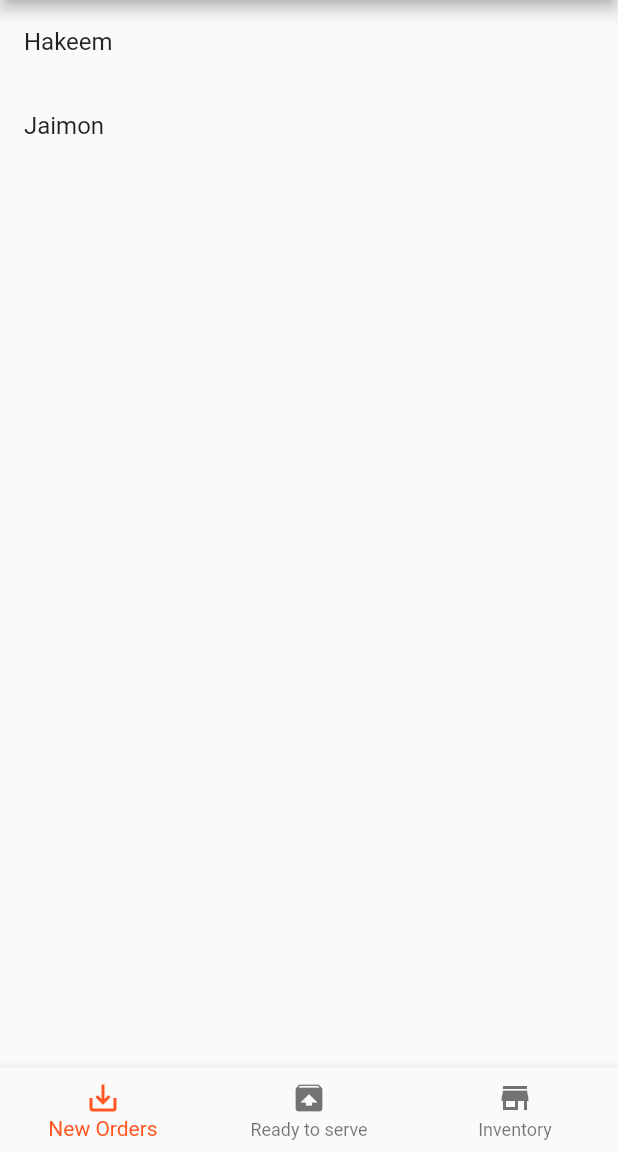
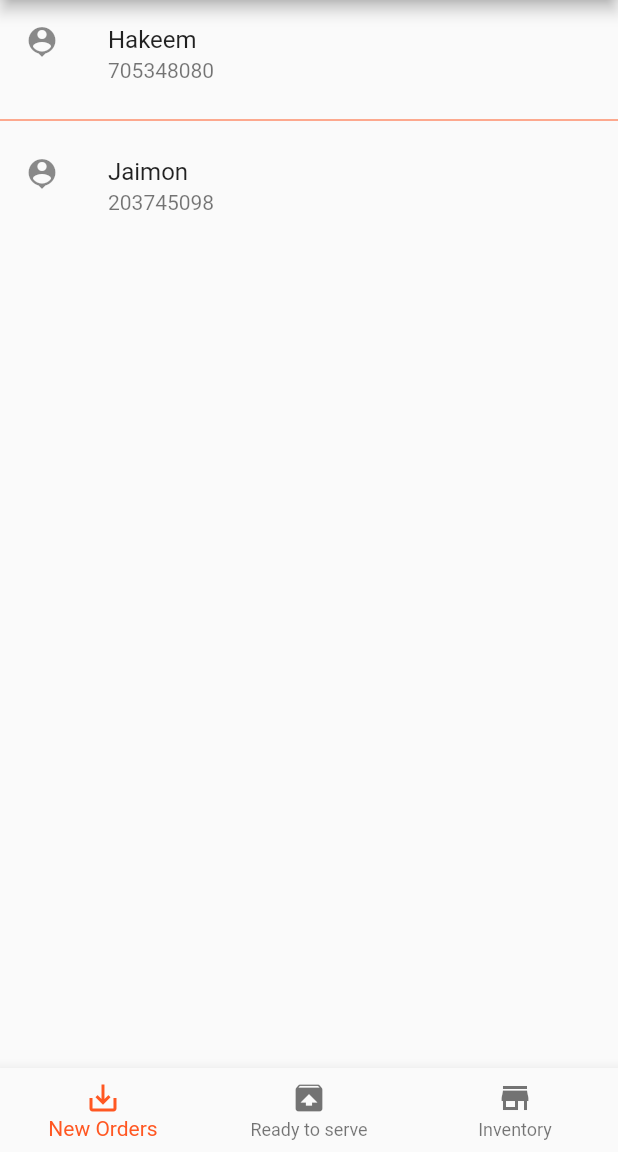
Before and after one commit to MAHakeem-MK/shop_q, a Flutter app: the ShopOwnerHome screen opened directly, on a phone screen of 412 x 824 dp, the part 84-1236 px from its top. Run offline on Flutter 3.47's test engine with Material 2 defaults, Android fonts, the light colour scheme and no system bars; our stand-ins replace getflutter, google_fonts.

Commit message:
working bottom navigation.

```diff
--- a/lib/pages/ShopOwnerHome.dart
+++ b/lib/pages/ShopOwnerHome.dart
@@ -12,24 +12,62 @@ class ShopOwnerHome extends StatefulWidget {
 
 class _ShopOwnerHomeState extends State<ShopOwnerHome> {
   double buttonWidth = 180;
+  int _currentIndex = 0;
+  final List<Widget> _tabViews = [NewOrders(), ReadyToServe(), Inventory()];
   @override
   Widget build(BuildContext context) {
     return Scaffold(
       appBar: AppBar(
         title: Text('Orders'),
       ),
-      body: Center(
-        child: ListView.builder(
-            itemCount: Customers.allCustomers.length,
-            itemBuilder: (context, position) => ListTile(
-                  title: Text(Customers.allCustomers[position].name),
-                )),
-      ),
-      bottomNavigationBar: BottomNavigationBar(items: [
-        BottomNavigationBarItem(icon: Icon(Icons.save_alt),title: Text("New Orders")),
-        BottomNavigationBarItem(icon: Icon(Icons.unarchive),title: Text("Ready to serve")),
-        BottomNavigationBarItem(icon: Icon(Icons.store),title: Text("Inventory")),
-      ]),
+      body: _tabViews[_currentIndex],
+      bottomNavigationBar: BottomNavigationBar(
+          currentIndex: _currentIndex,
+          onTap: (int index) {
+            setState(() {
+              _currentIndex = index;
+            });
+          },
+          items: [
+            BottomNavigationBarItem(
+                icon: Icon(Icons.save_alt), title: Text("New Orders")),
+            BottomNavigationBarItem(
+                icon: Icon(Icons.unarchive), title: Text("Ready to serve")),
+            BottomNavigationBarItem(
+                icon: Icon(Icons.store), title: Text("Inventory")),
+          ]),
     );
   }
 }
+
+class NewOrders extends StatelessWidget {
+  @override
+  Widget build(BuildContext context) {
+    return Center(
+      child: ListView.separated(
+          itemBuilder: (context, position) => ListTile(
+                leading: Icon(Icons.person_pin),
+                title: Text(Customers.allCustomers[position].name),
+                subtitle: Text(Customers.allCustomers[position].phone),
+              ),
+          separatorBuilder: (context, position) => Divider(
+                color: Theme.of(context).accentColor,
+              ),
+          itemCount: Customers.allCustomers.length),
+    );
+  }
+}
+
+class ReadyToServe extends StatelessWidget {
+  @override
+  Widget build(BuildContext context) {
+    return Center();
+  }
+}
+
+class Inventory extends StatelessWidget {
+  @override
+  Widget build(BuildContext context) {
+    return Center();
+  }
+}
```
